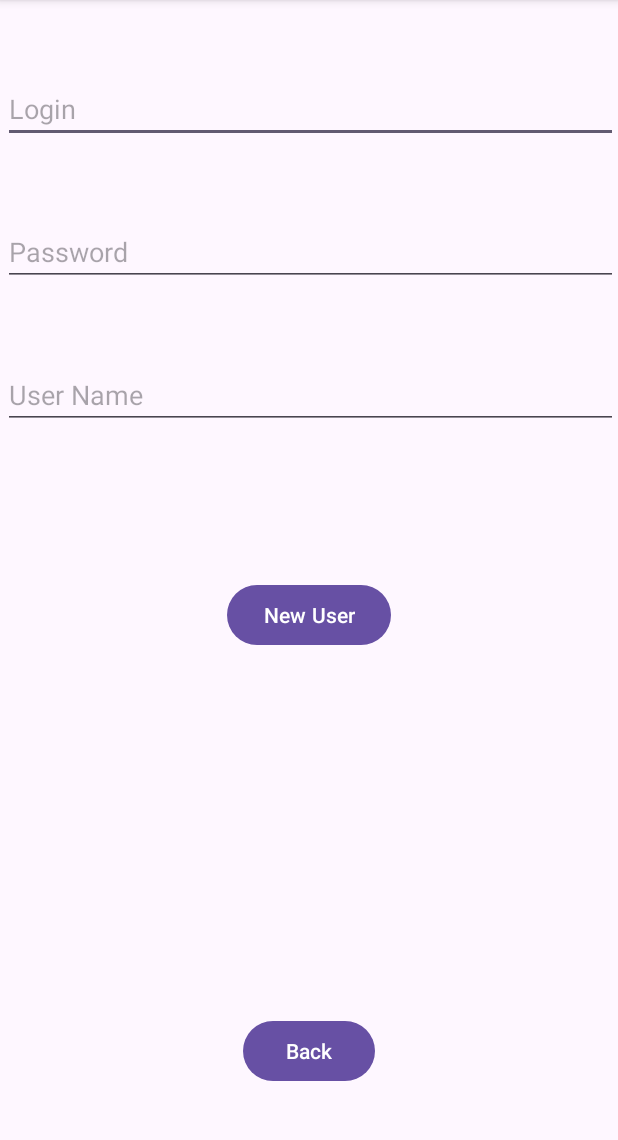
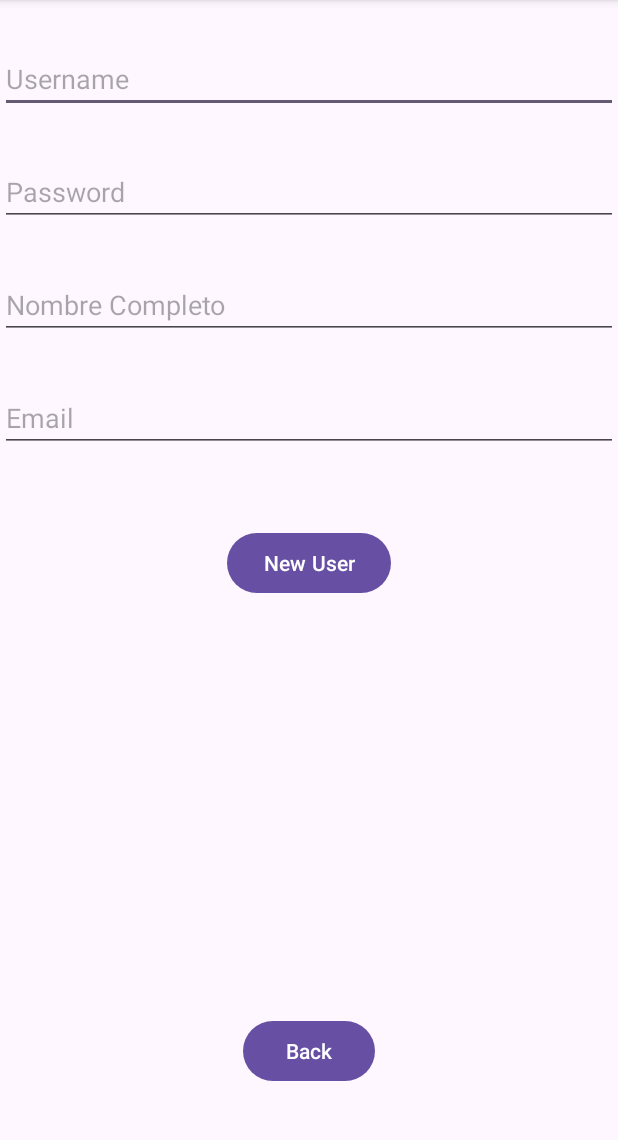
Before and after one commit to di-saldana/SQLite, an Android app: the NewUser screen opened directly, with no data from a screen before it, on a phone screen of 412 x 824 dp, the part 96-1236 px from its top. Run offline under Robolectric (Android 15) with nearby library versions, the phone set to English and light mode, and no system bars; our stand-ins replace Room's generated code.

Commit message:
AppDatabase, UserEntity, DAO, etc

```diff
--- /dev/null
+++ b/app/src/main/java/es/ua/eps/sqliteapp/AppDatabase.kt
@@ -0,0 +1,14 @@
+package es.ua.eps.sqliteapp
+
+import androidx.room.Database
+import androidx.room.RoomDatabase
+
+@Database(entities = [User::class], version = 1)
+abstract class AppDatabase : RoomDatabase() {
+    abstract fun userDao() : UserDAO
+
+    companion object{
+        @Volatile
+        private var DB: AppDatabase ?= null
+    }
+}
--- a/app/src/main/java/es/ua/eps/sqliteapp/NewUser.kt
+++ b/app/src/main/java/es/ua/eps/sqliteapp/NewUser.kt
@@ -1,11 +1,47 @@
 package es.ua.eps.sqliteapp
 
+import android.os.Bundle
+import android.widget.Toast
 import androidx.appcompat.app.AppCompatActivity
-import android.os.Bundle
+import androidx.room.Room.databaseBuilder
+import androidx.room.RoomDatabase
+import es.ua.eps.sqliteapp.databinding.ActivityNewUserBinding
+import kotlinx.coroutines.GlobalScope
+import kotlinx.coroutines.launch
+
 
 class NewUser : AppCompatActivity() {
+    private lateinit var bindings: ActivityNewUserBinding
+
     override fun onCreate(savedInstanceState: Bundle?) {
         super.onCreate(savedInstanceState)
-        setContentView(R.layout.activity_new_user)
+        bindings = ActivityNewUserBinding.inflate(layoutInflater)
+
+        val db = databaseBuilder(applicationContext, AppDatabase::class.java, "db.db")
+            .allowMainThreadQueries().setJournalMode(RoomDatabase.JournalMode.TRUNCATE).build()
+
+        with(bindings) {
+            setContentView(root)
+
+            newButton.setOnClickListener {
+                val username = usernameEditText.text.toString()
+                val password = passwordEditText.text.toString()
+                val nombre = nameEditText.text.toString()
+                val email = emailEditText.text.toString()
+
+                if (!username.isEmpty() && !password.isEmpty() && !nombre.isEmpty() && !email.isEmpty()) {
+                    GlobalScope.launch {
+                        val user = User(0, username, password, email, nombre)
+                        db.userDao().insert(user)
+                    }
+
+                    Toast.makeText(this@NewUser, "Usuario creado exitosamente", Toast.LENGTH_SHORT)
+                        .show()
+                } else {
+                    Toast.makeText(this@NewUser, "Favor completar los campos", Toast.LENGTH_SHORT)
+                        .show()
+                }
+            }
+        }
     }
 }
--- /dev/null
+++ b/app/src/main/java/es/ua/eps/sqliteapp/UserDAO.kt
@@ -0,0 +1,31 @@
+package es.ua.eps.sqliteapp
+
+import androidx.room.Dao
+import androidx.room.Delete
+import androidx.room.Insert
+import androidx.room.Query
+import androidx.room.Update
+
+@Dao
+interface UserDAO {
+    @Query("SELECT * FROM user")
+    fun loadAll(): List<User>
+
+//    @Query("SELECT * FROM user WHERE uid IN (:userIds)")
+//    fun loadAllByUserId(userIds: List<Int>): List<User>
+
+//    @Query("SELECT * FROM user where username = :username AND password = :password")
+//    fun login(username: String, password: String): User?
+
+    @Insert
+    fun insertAll(vararg users: User)
+
+    @Update
+    fun update(user: User)
+
+    @Insert
+    fun insert(user: User?)
+
+    @Delete
+    fun delete(user: User?)
+}
--- a/app/src/main/res/layout/activity_new_user.xml
+++ b/app/src/main/res/layout/activity_new_user.xml
@@ -6,12 +6,11 @@
     tools:context=".NewUser">
 
     <EditText
-        android:id="@+id/loginEditText"
+        android:id="@+id/usernameEditText"
         android:layout_width="match_parent"
         android:layout_height="wrap_content"
-        android:hint="Login"
-        android:layout_marginTop="50dp"
-        android:layout_marginStart="2dp"
+        android:hint="Username"
+        android:layout_marginTop="30dp"
         android:layout_alignParentStart="true"
         android:layout_alignParentTop="true" />
 
@@ -19,29 +18,34 @@
         android:id="@+id/passwordEditText"
         android:layout_width="match_parent"
         android:layout_height="wrap_content"
-        android:layout_marginTop="50dp"
+        android:layout_marginTop="30dp"
         android:hint="Password"
         android:inputType="textPassword"
-        android:layout_below="@id/loginEditText"
-        android:layout_alignStart="@id/loginEditText" />
+        android:layout_below="@id/usernameEditText"/>
 
     <EditText
-        android:id="@+id/usernameEditText"
+        android:id="@+id/nameEditText"
         android:layout_width="match_parent"
         android:layout_height="wrap_content"
-        android:layout_marginTop="50dp"
-        android:hint="User Name"
-        android:inputType="textVisiblePassword"
-        android:layout_below="@id/passwordEditText"
-        android:layout_alignStart="@id/passwordEditText" />
+        android:layout_marginTop="30dp"
+        android:hint="Nombre Completo"
+        android:layout_below="@id/passwordEditText"/>
+
+    <EditText
+        android:id="@+id/emailEditText"
+        android:layout_width="match_parent"
+        android:layout_height="wrap_content"
+        android:layout_marginTop="30dp"
+        android:hint="Email"
+        android:layout_below="@id/nameEditText" />
 
     <Button
         android:id="@+id/newButton"
         android:layout_width="wrap_content"
         android:layout_height="wrap_content"
-        android:layout_below="@id/usernameEditText"
+        android:layout_below="@id/emailEditText"
         android:layout_centerHorizontal="true"
-        android:layout_marginTop="100dp"
+        android:layout_marginTop="50dp"
         android:text="New User" />
 
     <Button
--- a/app/src/main/res/layout/activity_user_data.xml
+++ b/app/src/main/res/layout/activity_user_data.xml
@@ -18,7 +18,7 @@
         android:id="@+id/nameTextView"
         android:layout_width="wrap_content"
         android:layout_height="wrap_content"
-        android:text="User Name"
+        android:text="Nombre Completo"
         android:layout_marginStart="50dp"
         android:layout_toEndOf="@id/welcomeLabel"
         android:layout_alignTop="@id/welcomeLabel" />
@@ -37,8 +37,9 @@
         android:layout_width="wrap_content"
         android:layout_height="wrap_content"
         android:text="username"
+        android:layout_marginTop="50dp"
         android:layout_alignStart="@id/nameTextView"
-        android:layout_below="@id/userTextView" />
+        android:layout_below="@id/nameTextView" />
 
     <Button
         android:id="@+id/backButton"
--- a/app/src/main/res/layout/activity_user_management.xml
+++ b/app/src/main/res/layout/activity_user_management.xml
@@ -54,7 +54,7 @@
         android:layout_width="wrap_content"
         android:layout_height="wrap_content"
         android:text="List Users"
-        android:layout_marginTop="50dp"
+        android:layout_marginTop="35dp"
         android:layout_centerHorizontal="true"
         android:layout_below="@id/deleteUserButton"/>
 
@@ -63,7 +63,7 @@
         android:layout_width="wrap_content"
         android:layout_height="wrap_content"
         android:text="Back"
-        android:layout_marginBottom="25dp"
+        android:layout_marginBottom="35dp"
         android:layout_centerHorizontal="true"
         android:layout_alignParentBottom="true" />
 
```
Also changed, not shown: app/build.gradle.kts (+22 -0 lines), app/src/main/java/es/ua/eps/sqliteapp/MainActivity.kt (+36 -1 lines), app/src/main/java/es/ua/eps/sqliteapp/User.kt (added, +23 -0 lines), app/src/main/java/es/ua/eps/sqliteapp/UserData.kt (+45 -1 lines), app/src/main/java/es/ua/eps/sqliteapp/UserManagement.kt (+31 -1 lines), app/src/main/res/layout/activity_main.xml (+4 -3 lines), app/src/main/res/layout/activity_update_user.xml (+10 -12 lines), 1 other file.
